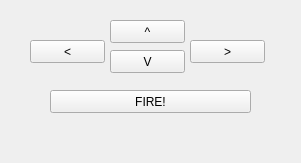
This is rocket_launcher/launcher.ui in hannesrauhe/lunchinator-gadgets as Qt 5 draws it before an edit. The edited form follows.
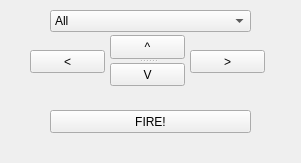
This is the edited form.

Commit message: Rocket Launcher fixes

What changed in the file:
```diff
--- a/rocket_launcher/launcher.ui
+++ b/rocket_launcher/launcher.ui
@@ -13,24 +13,11 @@
   <property name="windowTitle">
    <string>Form</string>
   </property>
-  <widget class="QPushButton" name="btn_down">
-   <property name="geometry">
-    <rect>
-     <x>110</x>
-     <y>50</y>
-     <width>75</width>
-     <height>23</height>
-    </rect>
-   </property>
-   <property name="text">
-    <string>V</string>
-   </property>
-  </widget>
   <widget class="QPushButton" name="btn_left">
    <property name="geometry">
     <rect>
      <x>30</x>
-     <y>40</y>
+     <y>50</y>
      <width>75</width>
      <height>23</height>
     </rect>
@@ -39,11 +26,39 @@
     <string>&lt;</string>
    </property>
   </widget>
+  <widget class="QPushButton" name="btn_fire">
+   <property name="geometry">
+    <rect>
+     <x>50</x>
+     <y>110</y>
+     <width>201</width>
+     <height>23</height>
+    </rect>
+   </property>
+   <property name="text">
+    <string>FIRE!</string>
+   </property>
+  </widget>
+  <widget class="QComboBox" name="comboBox_peer">
+   <property name="geometry">
+    <rect>
+     <x>50</x>
+     <y>10</y>
+     <width>201</width>
+     <height>22</height>
+    </rect>
+   </property>
+   <item>
+    <property name="text">
+     <string>All</string>
+    </property>
+   </item>
+  </widget>
   <widget class="QPushButton" name="btn_right">
    <property name="geometry">
     <rect>
      <x>190</x>
-     <y>40</y>
+     <y>50</y>
      <width>75</width>
      <height>23</height>
     </rect>
@@ -52,31 +67,28 @@
     <string>&gt;</string>
    </property>
   </widget>
-  <widget class="QPushButton" name="btn_fire">
-   <property name="geometry">
-    <rect>
-     <x>50</x>
-     <y>90</y>
-     <width>201</width>
-     <height>23</height>
-    </rect>
-   </property>
-   <property name="text">
-    <string>FIRE!</string>
-   </property>
-  </widget>
-  <widget class="QPushButton" name="btn_up">
+  <widget class="QSplitter" name="splitter">
    <property name="geometry">
     <rect>
      <x>110</x>
-     <y>20</y>
+     <y>35</y>
      <width>75</width>
-     <height>23</height>
+     <height>51</height>
     </rect>
    </property>
-   <property name="text">
-    <string>^</string>
+   <property name="orientation">
+    <enum>Qt::Vertical</enum>
    </property>
+   <widget class="QPushButton" name="btn_up">
+    <property name="text">
+     <string>^</string>
+    </property>
+   </widget>
+   <widget class="QPushButton" name="btn_down">
+    <property name="text">
+     <string>V</string>
+    </property>
+   </widget>
   </widget>
  </widget>
  <resources/>
```
Left out of the diff: 95 changed lines with no effect on the pictures. The commit also changes 3 other files.
